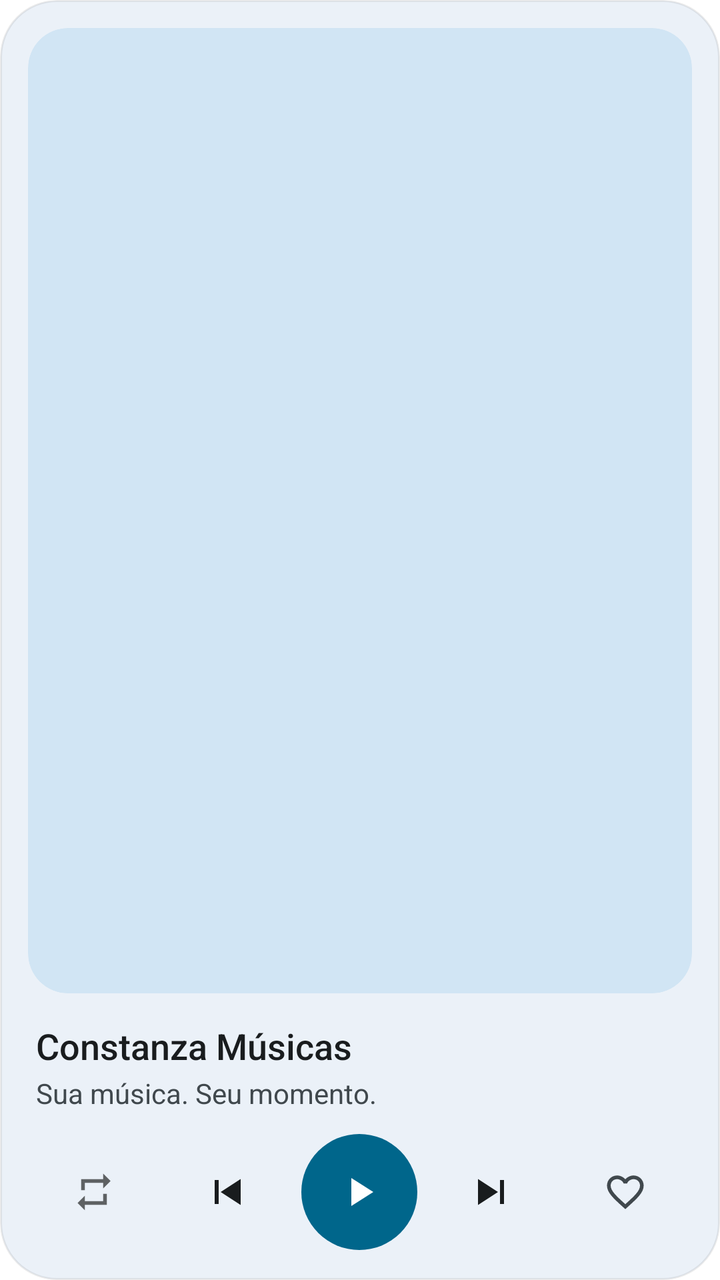
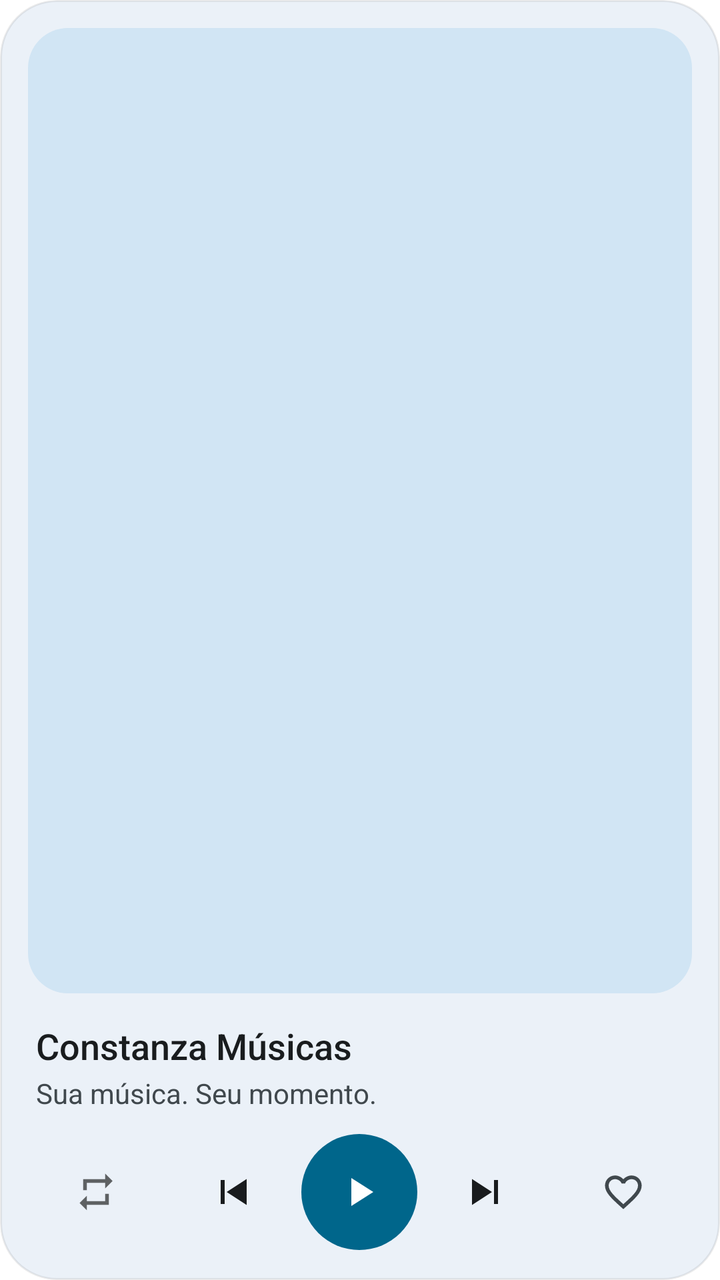

Two renders of the same Android screen: before a commit and after it. Below are the layout's source before the change and the commit's diff.
<!-- AndroidManifest.xml: fallback theme Theme.MaterialComponents.DayNight.NoActionBar -->
<!-- res/layout/widget_large.xml -->
<?xml version="1.0" encoding="utf-8"?>
<FrameLayout xmlns:android="http://schemas.android.com/apk/res/android"
    android:id="@+id/widget_root"
    android:layout_width="match_parent"
    android:layout_height="match_parent"
    android:padding="@dimen/widget_margin">

    <LinearLayout
        android:id="@android:id/background"
        android:layout_width="match_parent"
        android:layout_height="match_parent"
        android:orientation="vertical"
        android:background="@drawable/widget_surface"
        android:clipToOutline="true"
        android:padding="14dp">

        <FrameLayout
            android:layout_width="match_parent"
            android:layout_height="0dp"
            android:layout_weight="1"
            android:background="@drawable/widget_artwork_frame"
            android:clipToOutline="true">

            <ImageView
                android:id="@+id/widget_artwork"
                android:layout_width="match_parent"
                android:layout_height="match_parent"
                android:scaleType="centerCrop"
                android:src="@mipmap/ic_launcher"
                android:contentDescription="@string/widget_cd_artwork" />
        </FrameLayout>

        <TextView
            android:id="@+id/widget_title"
            android:layout_width="match_parent"
            android:layout_height="wrap_content"
            android:layout_marginTop="14dp"
            android:paddingStart="4dp"
            android:paddingEnd="4dp"
            android:text="@string/widget_default_title"
            android:textColor="@color/widget_on_surface"
            android:textSize="18sp"
            android:fontFamily="sans-serif-medium"
            android:maxLines="1"
            android:ellipsize="end" />

        <TextView
            android:id="@+id/widget_artist"
            android:layout_width="match_parent"
            android:layout_height="wrap_content"
            android:layout_marginTop="2dp"
            android:paddingStart="4dp"
            android:paddingEnd="4dp"
            android:text="@string/widget_default_artist"
            android:textColor="@color/widget_on_surface_variant"
            android:textSize="14sp"
            android:maxLines="1"
            android:ellipsize="end" />

        <LinearLayout
            android:layout_width="match_parent"
            android:layout_height="60dp"
            android:layout_marginTop="10dp"
            android:orientation="horizontal"
            android:gravity="center_vertical">

            <FrameLayout android:layout_width="0dp" android:layout_height="match_parent" android:layout_weight="1">
                <ImageButton
                    android:id="@+id/widget_repeat"
                    android:layout_width="40dp"
                    android:layout_height="40dp"
                    android:layout_gravity="center"
                    android:src="@drawable/ic_widget_repeat_off"
                    android:background="@drawable/widget_icon_btn_bg"
                    android:contentDescription="@string/widget_cd_repeat"
                    android:scaleType="centerInside"
                    android:padding="9dp" />
            </FrameLayout>

            <FrameLayout android:layout_width="0dp" android:layout_height="match_parent" android:layout_weight="1">
                <ImageButton
                    android:id="@+id/widget_prev"
                    android:layout_width="44dp"
                    android:layout_height="44dp"
                    android:layout_gravity="center"
                    android:src="@drawable/ic_widget_prev"
                    android:tint="@color/widget_on_surface"
                    android:background="@drawable/widget_icon_btn_bg"
                    android:contentDescription="@string/widget_cd_prev"
                    android:scaleType="centerInside"
                    android:padding="9dp" />
            </FrameLayout>

            <FrameLayout android:layout_width="0dp" android:layout_height="match_parent" android:layout_weight="1">
                <ImageButton
                    android:id="@+id/widget_play_pause"
                    android:layout_width="58dp"
                    android:layout_height="58dp"
                    android:layout_gravity="center"
                    android:src="@drawable/ic_widget_play"
                    android:tint="@color/widget_on_accent"
                    android:background="@drawable/widget_play_bg"
                    android:contentDescription="@string/widget_cd_play_pause"
                    android:scaleType="centerInside"
                    android:padding="15dp" />
            </FrameLayout>

            <FrameLayout android:layout_width="0dp" android:layout_height="match_parent" android:layout_weight="1">
                <ImageButton
                    android:id="@+id/widget_next"
                    android:layout_width="44dp"
                    android:layout_height="44dp"
                    android:layout_gravity="center"
                    android:src="@drawable/ic_widget_next"
                    android:tint="@color/widget_on_surface"
                    android:background="@drawable/widget_icon_btn_bg"
                    android:contentDescription="@string/widget_cd_next"
                    android:scaleType="centerInside"
                    android:padding="9dp" />
            </FrameLayout>

            <FrameLayout android:layout_width="0dp" android:layout_height="match_parent" android:layout_weight="1">
                <ImageButton
                    android:id="@+id/widget_favorite"
                    android:layout_width="40dp"
                    android:layout_height="40dp"
                    android:layout_gravity="center"
                    android:src="@drawable/ic_favorite_border"
                    android:background="@drawable/widget_icon_btn_bg"
                    android:contentDescription="@string/widget_cd_favorite"
                    android:scaleType="centerInside"
                    android:padding="9dp" />
            </FrameLayout>
        </LinearLayout>
    </LinearLayout>
</FrameLayout>
<!-- resources referenced by this layout -->
<resources>
  <color name="widget_on_accent">#FFFFFFFF</color>
  <color name="widget_on_surface">#FF1C1B20</color>
  <color name="widget_on_surface_variant">#FF5F5B67</color>
  <dimen name="widget_margin">8dp</dimen>
  <!-- drawable ic_widget_next (drawable) -->
  <?xml version="1.0" encoding="utf-8"?>
  <vector xmlns:android="http://schemas.android.com/apk/res/android"
      android:width="24dp" android:height="24dp"
      android:viewportWidth="24" android:viewportHeight="24">
      <path android:fillColor="#FFFFFFFF"
          android:pathData="M16,6 h2 v12 h-2 z M5,5.5 v13 L15,12 z" />
  </vector>
  <!-- drawable ic_widget_play (drawable) -->
  <?xml version="1.0" encoding="utf-8"?>
  <vector xmlns:android="http://schemas.android.com/apk/res/android"
      android:width="24dp" android:height="24dp"
      android:viewportWidth="24" android:viewportHeight="24">
      <path android:fillColor="#FFFFFFFF"
          android:pathData="M8,5 L19,12 L8,19 Z" />
  </vector>
  <!-- drawable ic_widget_prev (drawable) -->
  <?xml version="1.0" encoding="utf-8"?>
  <vector xmlns:android="http://schemas.android.com/apk/res/android"
      android:width="24dp" android:height="24dp"
      android:viewportWidth="24" android:viewportHeight="24">
      <path android:fillColor="#FFFFFFFF"
          android:pathData="M6,6 h2 v12 h-2 z M19,5.5 v13 L9,12 z" />
  </vector>
  <!-- drawable widget_artwork_frame (drawable) -->
  <?xml version="1.0" encoding="utf-8"?>
  <shape xmlns:android="http://schemas.android.com/apk/res/android" android:shape="rectangle">
      <solid android:color="@color/widget_container" />
      <corners android:radius="@dimen/widget_inner_radius" />
  </shape>
  <!-- drawable widget_icon_btn_bg (drawable) -->
  <?xml version="1.0" encoding="utf-8"?>
  <ripple xmlns:android="http://schemas.android.com/apk/res/android" android:color="@color/widget_ripple">
      <item android:id="@android:id/mask">
          <shape android:shape="oval">
              <solid android:color="#FFFFFFFF" />
          </shape>
      </item>
  </ripple>
  <!-- drawable widget_play_bg (drawable) -->
  <?xml version="1.0" encoding="utf-8"?>
  <ripple xmlns:android="http://schemas.android.com/apk/res/android" android:color="@color/widget_ripple">
      <item>
          <shape android:shape="oval">
              <solid android:color="@color/widget_accent" />
          </shape>
      </item>
  </ripple>
  <!-- drawable widget_surface (drawable) -->
  <?xml version="1.0" encoding="utf-8"?>
  <shape xmlns:android="http://schemas.android.com/apk/res/android" android:shape="rectangle">
      <solid android:color="@color/widget_surface" />
      <corners android:radius="@dimen/widget_radius" />
      <stroke android:width="1dp" android:color="@color/widget_outline" />
  </shape>
  <!-- mipmap ic_launcher (mipmap-anydpi-v26) -->
  <?xml version="1.0" encoding="utf-8"?>
  <adaptive-icon xmlns:android="http://schemas.android.com/apk/res/android">
    <background android:drawable="@color/ic_launcher_background"/>
    <foreground>
        <inset
            android:drawable="@drawable/ic_launcher_foreground"
            android:inset="16%" />
    </foreground>
  </adaptive-icon>
  <string name="widget_cd_artwork">Capa do álbum</string>
  <string name="widget_cd_favorite">Favorito</string>
  <string name="widget_cd_next">Seguinte</string>
  <string name="widget_cd_play_pause">Reproduzir ou pausar</string>
  <string name="widget_cd_prev">Anterior</string>
  <string name="widget_cd_repeat">Repetir</string>
  <string name="widget_default_artist">Sua música. Seu momento.</string>
  <string name="widget_default_title">Constanza Músicas</string>
  <color name="widget_container">#FFE9E3F1</color>
  <dimen name="widget_inner_radius">16dp</dimen>
  <color name="widget_ripple">#1F000000</color>
  <color name="widget_accent">#FF6750A4</color>
  <color name="widget_surface">#FFF6F3FA</color>
  <dimen name="widget_radius">24dp</dimen>
  <color name="widget_outline">#14000000</color>
  <color name="ic_launcher_background">#1A1A2E</color>
  <!-- unchanged entries left out for length: 3 -->
</resources>

<!-- the commit's change to res/layout/widget_large.xml (unified diff, before → after) -->
@@ -17,15 +17,23 @@
         <FrameLayout
             android:layout_width="match_parent"
             android:layout_height="0dp"
-            android:layout_weight="1"
-            android:background="@drawable/widget_artwork_frame"
-            android:clipToOutline="true">
+            android:layout_weight="1">
+
+            
+            <ImageView
+                android:id="@+id/widget_art_tile"
+                android:layout_width="match_parent"
+                android:layout_height="match_parent"
+                android:scaleType="fitXY"
+                android:src="@drawable/widget_art_tile"
+                android:tint="@color/widget_container"
+                android:importantForAccessibility="no" />
 
             <ImageView
                 android:id="@+id/widget_artwork"
                 android:layout_width="match_parent"
                 android:layout_height="match_parent"
-                android:scaleType="centerCrop"
+                android:scaleType="fitCenter"
                 android:src="@mipmap/ic_launcher"
                 android:contentDescription="@string/widget_cd_artwork" />
         </FrameLayout>
@@ -91,19 +99,16 @@
                     android:padding="9dp" />
             </FrameLayout>
 
-            <FrameLayout android:layout_width="0dp" android:layout_height="match_parent" android:layout_weight="1">
-                <ImageButton
-                    android:id="@+id/widget_play_pause"
-                    android:layout_width="58dp"
-                    android:layout_height="58dp"
-                    android:layout_gravity="center"
-                    android:src="@drawable/ic_widget_play"
-                    android:tint="@color/widget_on_accent"
-                    android:background="@drawable/widget_play_bg"
-                    android:contentDescription="@string/widget_cd_play_pause"
-                    android:scaleType="centerInside"
-                    android:padding="15dp" />
-            </FrameLayout>
+            <ImageButton
+                android:id="@+id/widget_play_pause"
+                android:layout_width="58dp"
+                android:layout_height="58dp"
+                android:src="@drawable/ic_widget_play"
+                android:tint="@color/widget_on_accent"
+                android:background="@drawable/widget_play_bg"
+                android:contentDescription="@string/widget_cd_play_pause"
+                android:scaleType="centerInside"
+                android:padding="16dp" />
 
             <FrameLayout android:layout_width="0dp" android:layout_height="match_parent" android:layout_weight="1">
                 <ImageButton
<!-- resource entries referenced after the edit -->
@@ -28,10 +28,10 @@
       <path android:fillColor="#FFFFFFFF"
           android:pathData="M6,6 h2 v12 h-2 z M19,5.5 v13 L9,12 z" />
   </vector>
-  <!-- drawable widget_artwork_frame (drawable) -->
+  <!-- drawable widget_art_tile (drawable) -->
   <?xml version="1.0" encoding="utf-8"?>
   <shape xmlns:android="http://schemas.android.com/apk/res/android" android:shape="rectangle">
-      <solid android:color="@color/widget_container" />
+      <solid android:color="#FFFFFFFF" />
       <corners android:radius="@dimen/widget_inner_radius" />
   </shape>
   <!-- drawable widget_icon_btn_bg (drawable) -->
